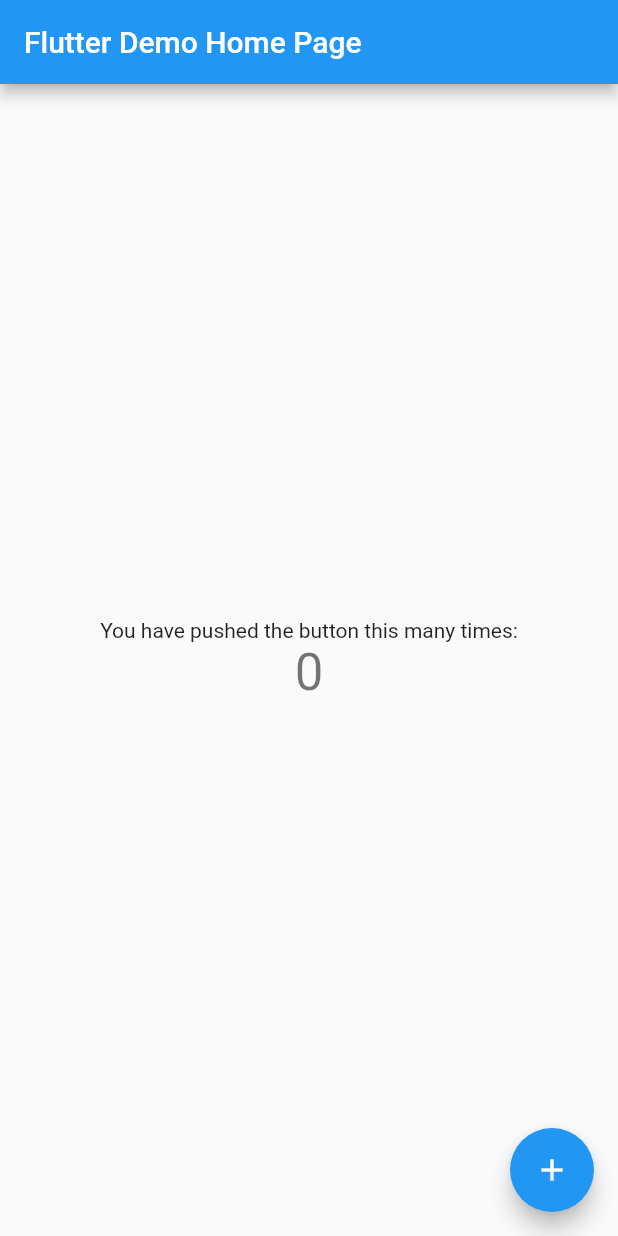
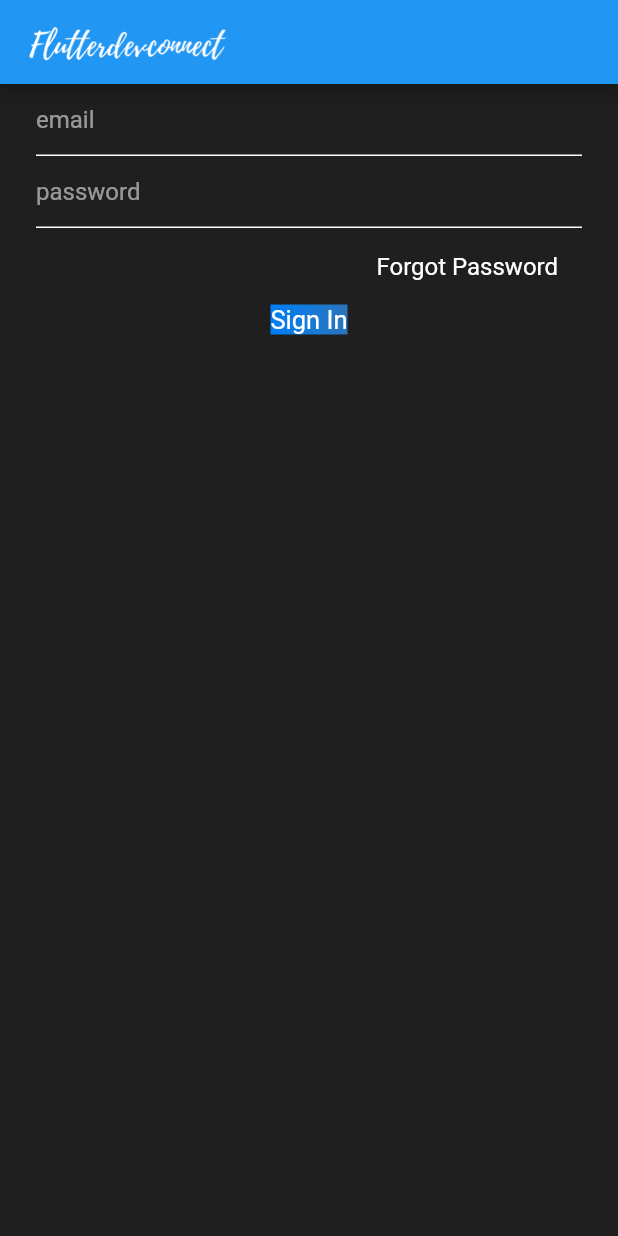
Before and after one commit to wasanaparackrama/Flutter_App, a Flutter app: the screen it shows after launch, on a phone screen of 412 x 824 dp. Run offline on Flutter 3.47's test engine with Material 2 defaults, Android fonts, the phone set to English and light mode, and no system bars.

Commit message:
login widget added

```diff
--- a/lib/main.dart
+++ b/lib/main.dart
@@ -1,3 +1,4 @@
+import 'package:chat_app/views/signin.dart';
 import 'package:flutter/material.dart';
 
 void main() {
@@ -9,7 +10,8 @@ class MyApp extends StatelessWidget {
   @override
   Widget build(BuildContext context) {
     return MaterialApp(
-      title: 'Flutter Demo',
+      title: 'Chat App',
+      debugShowCheckedModeBanner: false ,
       theme: ThemeData(
         // This is the theme of your application.
         //
@@ -20,13 +22,18 @@ class MyApp extends StatelessWidget {
         // or simply save your changes to "hot reload" in a Flutter IDE).
         // Notice that the counter didn't reset back to zero; the application
         // is not restarted.
+       // primaryColor: Color(0xff145C9E),
+        scaffoldBackgroundColor: Color(0xff1F1F1F),
+       // accentColor: Color(0xff007EF4),
+        //fontFamily: "OverpassRegular",
+        //visualDensity: VisualDensity.adaptivePlatformDensity,
         primarySwatch: Colors.blue,
         // This makes the visual density adapt to the platform that you run
         // the app on. For desktop platforms, the controls will be smaller and
         // closer together (more dense) than on mobile platforms.
         visualDensity: VisualDensity.adaptivePlatformDensity,
       ),
-      home: MyHomePage(title: 'Flutter Demo Home Page'),
+      home: SignIn(),
     );
   }
 }
--- /dev/null
+++ b/lib/views/signin.dart
@@ -0,0 +1,58 @@
+import 'package:chat_app/widgets/widgets.dart';
+import 'package:flutter/material.dart';
+
+//D:\FLUTTER\CHAT APP\My_app\chat_app\lib\widgets\widgets.dart
+class SignIn extends StatefulWidget {
+  //const ({ Key? key }) : super(key: key);
+
+  @override
+  _SignInState createState() => _SignInState();
+}
+
+class _SignInState extends State<SignIn> {
+  @override
+  Widget build(BuildContext context) {
+    return Scaffold(
+     appBar:appBarMain(context),
+      body: Container(
+        padding: EdgeInsets.symmetric(horizontal: 24),
+        child: Column(
+          children: [
+            TextField(
+              style: simpleTextFieldStyle(),
+              decoration: textFieldInputDecoration("email")
+
+            ),
+            TextField(
+              style: simpleTextFieldStyle(),
+              decoration: textFieldInputDecoration("password")
+            ),
+            SizedBox(height: 8,),
+            Container(
+              alignment: Alignment.centerRight ,
+              child:Container(
+              padding: EdgeInsets.symmetric(horizontal: 16,vertical: 8),
+              child: Text("Forgot Password",style: simpleTextFieldStyle(),),
+            ) ,
+            ),
+            SizedBox(height: 8,),
+            Container(
+              decoration: BoxDecoration(
+                gradient: LinearGradient(
+                  colors: [
+                    const Color(0xff007EF4),
+                    const Color(0xff2A75BC)
+                  ]
+                )
+              ),
+              child:Text("Sign In",style: TextStyle(
+                color: Colors.white,
+                fontSize: 17
+              ),),
+            )
+          ],
+          ),
+      ),
+    );
+  }
+}
--- /dev/null
+++ b/lib/widgets/widgets.dart
@@ -0,0 +1,29 @@
+import 'package:flutter/material.dart';
+
+Widget appBarMain(BuildContext context) {
+  return AppBar(
+    title:Image.asset("assets/images/logo.png",height:50 ,) ,
+
+  );
+}
+InputDecoration textFieldInputDecoration(String hintText){
+   return InputDecoration(
+                hintText: hintText,
+                hintStyle: TextStyle(
+                  color: Colors.white54,
+                ),
+                focusedBorder: UnderlineInputBorder(
+                  borderSide:BorderSide(color: Colors.white),
+                   ),
+                   enabledBorder: UnderlineInputBorder(
+                     borderSide: BorderSide(color: Colors.white),
+                    )
+               );
+}
+
+TextStyle simpleTextFieldStyle(){
+  return TextStyle(
+                color: Colors.white,
+                fontSize: 16
+              );
+}
--- a/pubspec.yaml
+++ b/pubspec.yaml
@@ -45,8 +45,8 @@ flutter:
   uses-material-design: true
 
   # To add assets to your application, add an assets section, like this:
-  # assets:
-  #   - images/a_dot_burr.jpeg
+  assets:
+    - assets/images/
   #   - images/a_dot_ham.jpeg
 
   # An image asset can refer to one or more resolution-specific "variants", see
```
Also changed, not shown: assets/fonts/overpass_regular.otf (added), assets/images/logo.png (added), assets/images/search_white.png (added), assets/images/send.png (added), lib/views/chatroomscreen.dart (added), lib/views/forgetpassword.dart (added), lib/views/signup.dart (added).
